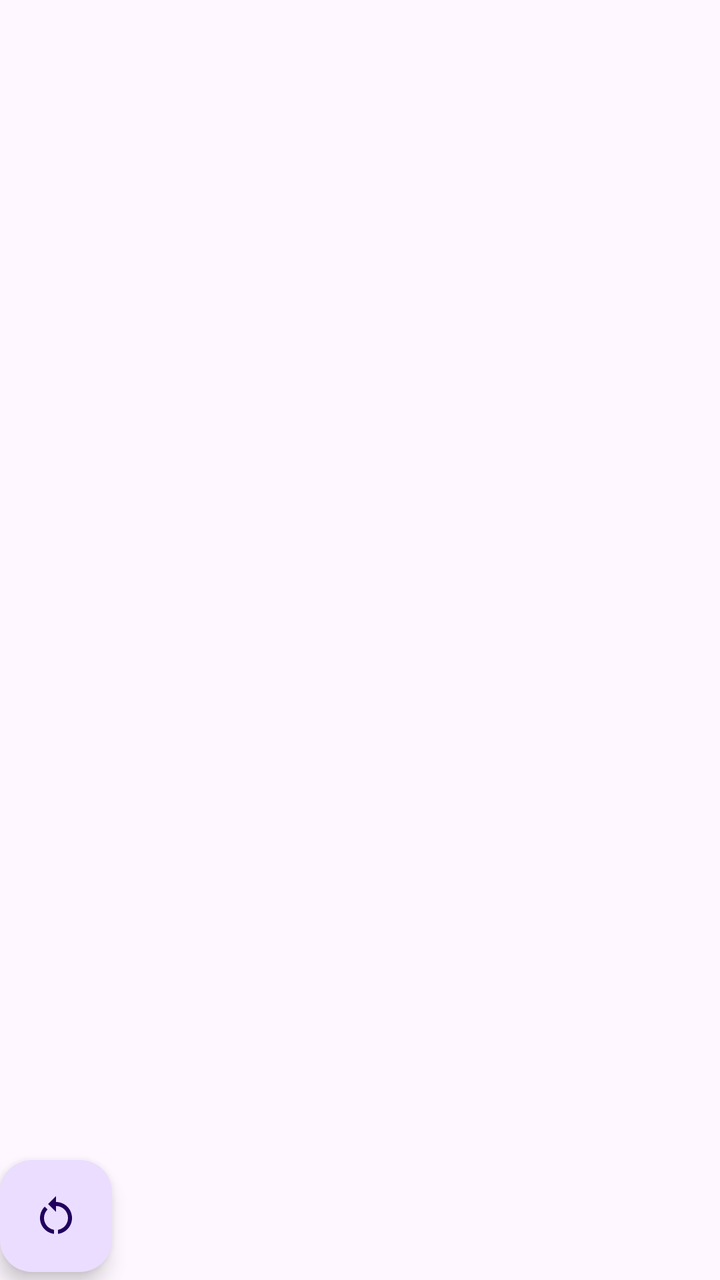
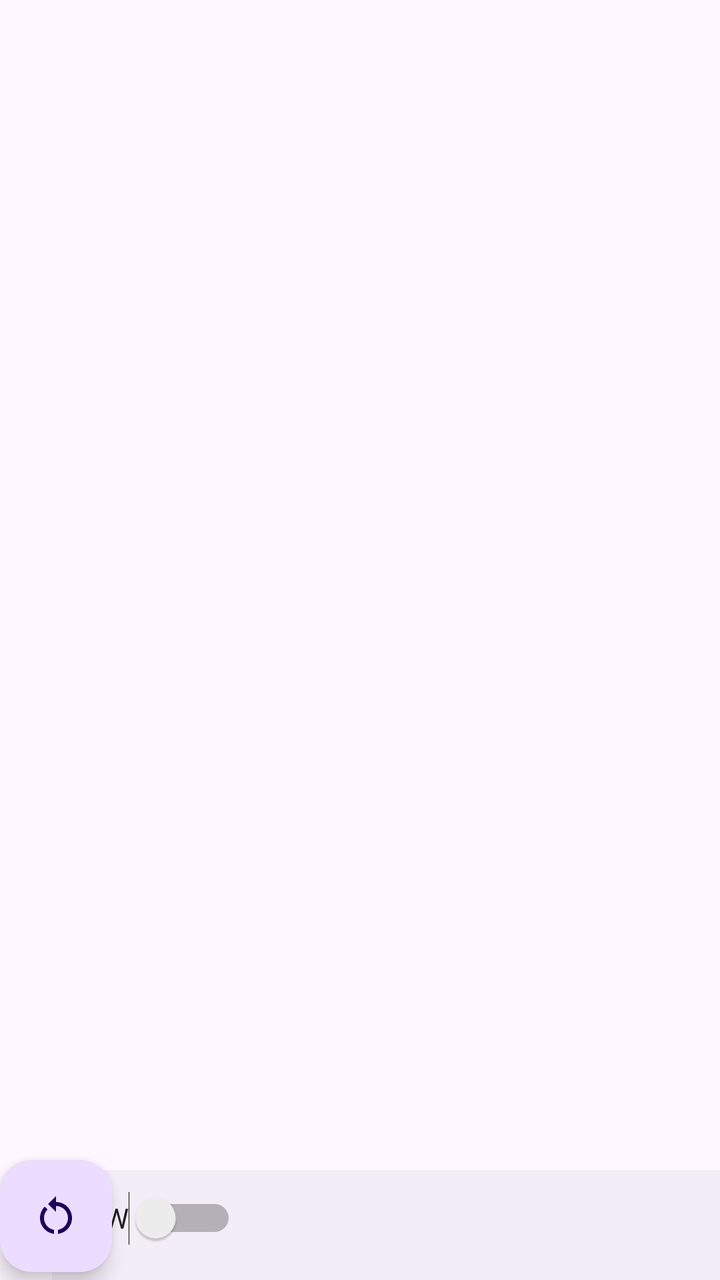

The first picture is an Android layout as it rendered before a commit; the second is the same layout after the commit. The layout source and the unified diff follow.
<!-- AndroidManifest.xml: application theme Theme.WaifuPics -->
<!-- res/layout/activity_main.xml -->
<?xml version="1.0" encoding="utf-8"?>
<androidx.constraintlayout.widget.ConstraintLayout xmlns:android="http://schemas.android.com/apk/res/android"
    xmlns:app="http://schemas.android.com/apk/res-auto"
    xmlns:tools="http://schemas.android.com/tools"
    android:id="@+id/main"
    android:layout_width="match_parent"
    android:layout_height="match_parent"
    tools:context=".MainActivity">

    <androidx.recyclerview.widget.RecyclerView
        android:id="@+id/rv_main"
        android:layout_width="match_parent"
        android:layout_height="match_parent"
        app:layout_constraintBottom_toBottomOf="parent"
        app:layout_constraintEnd_toEndOf="parent"
        app:layout_constraintStart_toStartOf="parent"
        app:layout_constraintTop_toTopOf="parent"/>

    <com.google.android.material.floatingactionbutton.FloatingActionButton
        android:id="@+id/fab"
        android:layout_width="wrap_content"
        android:layout_height="wrap_content"
        android:layout_marginBottom="4dp"
        android:contentDescription="update"
        android:src="@drawable/update"
        app:layout_constraintBottom_toBottomOf="parent"
        app:layout_constraintEnd_toEndOf="parent"
        app:layout_constraintHorizontal_bias="0.0"
        app:layout_constraintStart_toStartOf="parent">

    </com.google.android.material.floatingactionbutton.FloatingActionButton>


</androidx.constraintlayout.widget.ConstraintLayout>
<!-- resources referenced by this layout -->
<resources>
  <!-- drawable update (drawable) -->
  <vector xmlns:android="http://schemas.android.com/apk/res/android" android:height="24dp" android:tint="#7D8FCB" android:viewportHeight="24" android:viewportWidth="24" android:width="24dp">
        
      <path android:fillColor="@android:color/white" android:pathData="M12,5V2L8,6l4,4V7c3.31,0 6,2.69 6,6c0,2.97 -2.17,5.43 -5,5.91v2.02c3.95,-0.49 7,-3.85 7,-7.93C20,8.58 16.42,5 12,5z"/>
        
      <path android:fillColor="@android:color/white" android:pathData="M6,13c0,-1.65 0.67,-3.15 1.76,-4.24L6.34,7.34C4.9,8.79 4,10.79 4,13c0,4.08 3.05,7.44 7,7.93v-2.02C8.17,18.43 6,15.97 6,13z"/>
      
  </vector>
  <style name="Theme.WaifuPics" parent="Base.Theme.WaifuPics" />
  <style name="Base.Theme.WaifuPics" parent="Theme.Material3.DayNight.NoActionBar">
          
          
      </style>
</resources>

<!-- the commit's change to res/layout/activity_main.xml (unified diff, before → after) -->
@@ -30,5 +30,20 @@
 
     </com.google.android.material.floatingactionbutton.FloatingActionButton>
 
+    <com.google.android.material.bottomnavigation.BottomNavigationView
+        android:layout_width="334dp"
+        android:layout_height="55dp"
+        app:layout_constraintBottom_toBottomOf="parent"
+        app:layout_constraintEnd_toEndOf="parent"
+        app:layout_constraintHorizontal_bias="1.0"
+        app:layout_constraintStart_toEndOf="@+id/fab">
+
+        <Switch
+            android:id="@+id/nsfw_switch"
+            android:layout_width="wrap_content"
+            android:layout_height="48dp"
+            android:text="NSFW" />
+    </com.google.android.material.bottomnavigation.BottomNavigationView>
+
 
 </androidx.constraintlayout.widget.ConstraintLayout>
